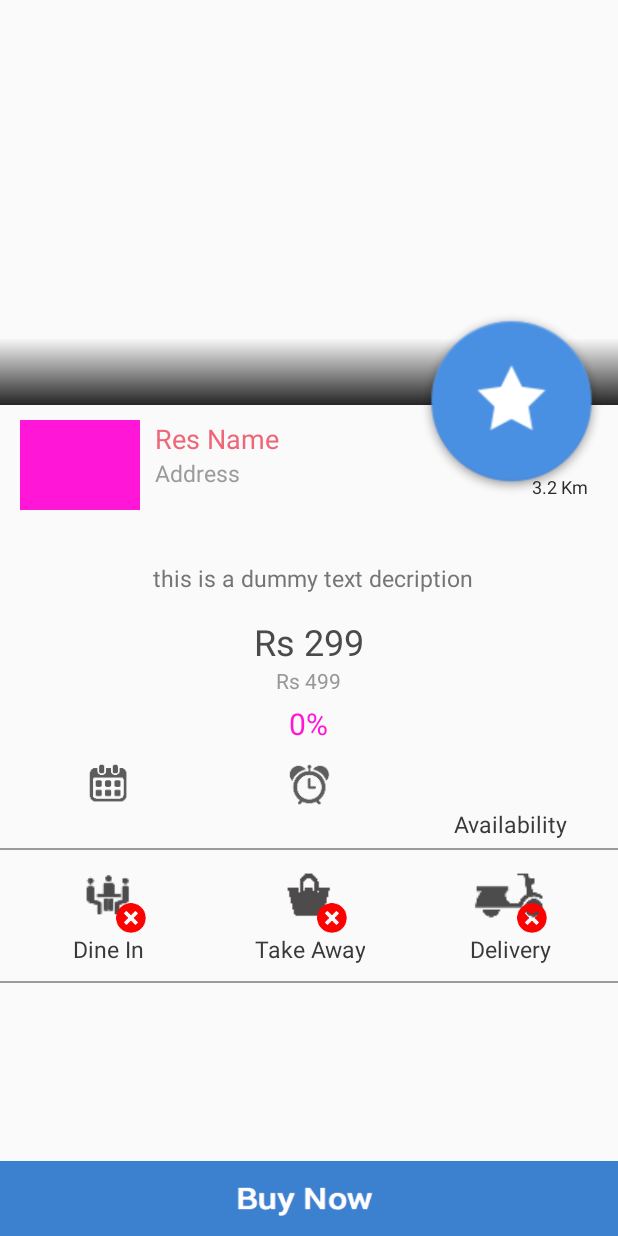
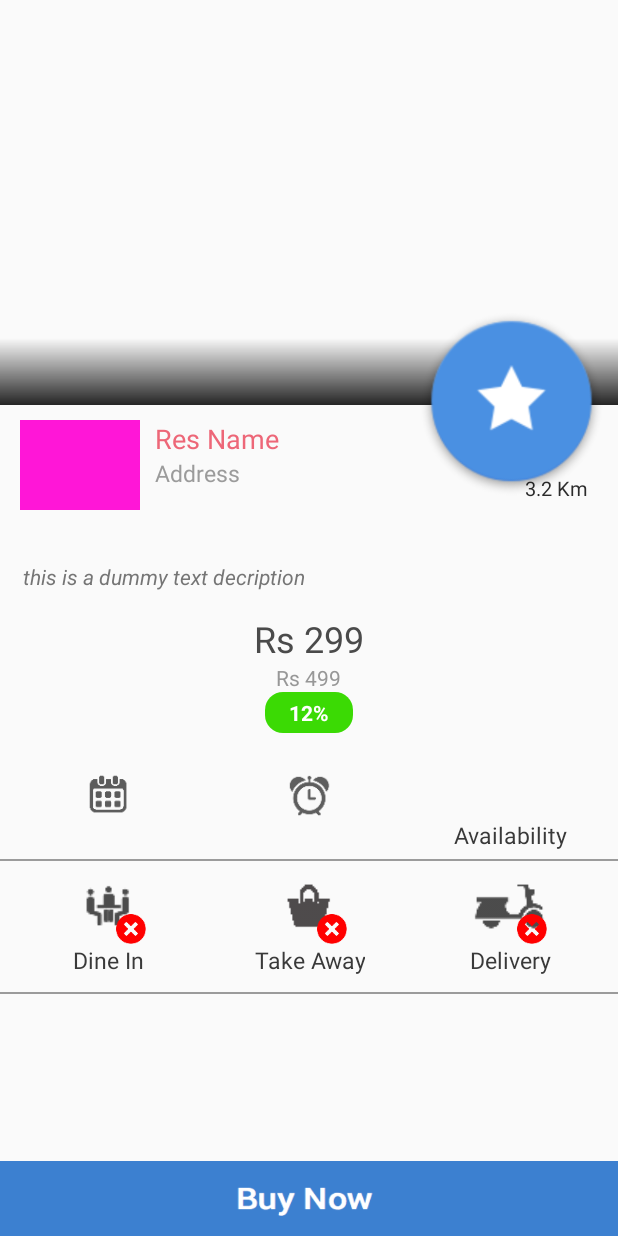
Before and after one commit to Yuva11/hb_android, an Android app: the layout adapter_viewflow.xml on its own in the app's theme, with its tools: preview values and no code run, on a phone screen of 412 x 824 dp. Run offline under Robolectric (Android 15) with nearby library versions, the phone set to English and light mode, and no system bars.

Commit message:
Improved UI for best page details

```diff
--- a/app/src/main/res/drawable/round_rect_off_percentage.xml
+++ b/app/src/main/res/drawable/round_rect_off_percentage.xml
@@ -1,13 +1,16 @@
 <?xml version="1.0" encoding="utf-8"?>
-<selector xmlns:android="http://schemas.android.com/apk/res/android">
     <shape xmlns:android="http://schemas.android.com/apk/res/android"
         android:shape="rectangle" >
 
-        <solid android:color="#ff3bda04" />
+        <solid android:color="#ff3bda04"/>
         <corners
-            android:bottomLeftRadius="8dp"
-            android:bottomRightRadius="8dp"
-            android:topLeftRadius="8dp"
-            android:topRightRadius="8dp" />
-    </shape>
-</selector>
+            android:bottomLeftRadius="12dp"
+            android:bottomRightRadius="12dp"
+            android:topLeftRadius="12dp"
+            android:topRightRadius="12dp" />
+    <padding
+        android:left="14dp"
+        android:top="2dp"
+        android:right="14dp"
+        android:bottom="2dp"/>
+</shape>
--- a/app/src/main/res/layout/adapter_viewflow.xml
+++ b/app/src/main/res/layout/adapter_viewflow.xml
@@ -67,7 +67,9 @@
                             android:adjustViewBounds="false"
                             android:contentDescription="@string/app_name"
                             android:layout_marginLeft="10dp"
-                            android:background="#ffff16d7" />
+                            android:background="#ffff16d7"
+                            android:paddingTop="2dp"
+                            android:scaleType="centerCrop"/>
 
                         <LinearLayout
                             android:layout_width="match_parent"
@@ -121,7 +123,7 @@
                                     android:paddingTop="16dp"
                                     android:singleLine="true"
                                     android:textColor="#ff2b2b2b"
-                                    android:textSize="12sp"
+                                    android:textSize="13sp"
                                     android:textStyle="normal"
                                     android:layout_alignParentRight="true"
                                     android:layout_marginTop="20dp"
@@ -145,7 +147,8 @@
                             android:baselineAligned="false"
                             android:orientation="vertical"
                             android:layout_alignParentTop="true"
-                            android:layout_alignParentLeft="true">
+                            android:layout_alignParentLeft="true"
+                            android:layout_marginBottom="20dp">
 
                             <TextView
                                 android:id="@+id/textViewdiscription"
@@ -154,13 +157,14 @@
                                 android:layout_alignParentBottom="true"
                                 android:maxLines="3"
                                 android:paddingBottom="5dp"
-                                android:paddingLeft="15dp"
+                                android:paddingLeft="10dp"
                                 android:paddingRight="10dp"
                                 android:paddingTop="5dp"
                                 android:textColor="#ff757575"
-                                android:textSize="15sp"
+                                android:textSize="14sp"
                                 android:text="this is a dummy text decription"
-                                android:layout_gravity="center" />
+                                android:layout_gravity="center|left"
+                                android:textStyle="italic" />
 
                             <TextView
                                 android:id="@+id/textViewviewnewprice"
@@ -185,18 +189,30 @@
                                 android:text="Rs 499"
                                 android:textAlignment="center"/>
 
-                            <TextView
-                                android:id="@+id/textViewdiscount"
+
+                            <LinearLayout
                                 android:layout_width="wrap_content"
                                 android:layout_height="wrap_content"
-                                android:layout_alignParentRight="true"
-                                android:layout_alignParentTop="true"
-                                android:padding="5dp"
-                                android:textColor="#ffff16d7"
-                                android:textSize="20sp"
-                                android:textStyle="normal"
-                                android:layout_gravity="center"
-                                android:text="0%" />
+                                android:background="@drawable/round_rect_off_percentage"
+                                android:layout_gravity="center">
+
+                                <TextView
+                                    android:id="@+id/textViewdiscount"
+                                    android:layout_width="wrap_content"
+                                    android:layout_height="wrap_content"
+                                    android:layout_alignParentRight="true"
+                                    android:layout_alignParentTop="true"
+                                    android:textColor="#ffffff"
+                                    android:textSize="14sp"
+                                    android:textStyle="bold"
+                                    android:layout_gravity="center"
+                                    android:text="12%"
+                                    android:padding="2dp" />
+
+
+                                </LinearLayout>
+
+
 
 
                         </LinearLayout>
```
Also changed, not shown: app/src/main/java/com/HungryBells/fragments/ViewDealsFragment.java (+4 -4 lines), 2 other files.
